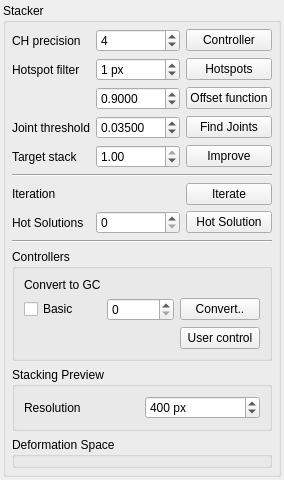
The window that Stacker/StackerWidget.ui (HonghuaLi/stacker) describes before a commit, drawn with Qt 5.
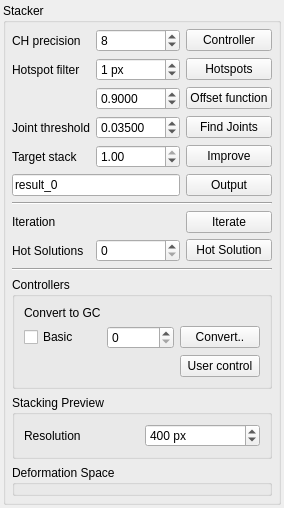
The same window after the commit.

Commit message: Output code for paper. ConvexHull hack.

What changed in the file:
```diff
--- a/Stacker/StackerWidget.ui
+++ b/Stacker/StackerWidget.ui
@@ -7,7 +7,7 @@
     <x>0</x>
     <y>0</y>
     <width>257</width>
-    <height>436</height>
+    <height>465</height>
    </rect>
   </property>
   <property name="sizePolicy">
@@ -47,7 +47,7 @@
       <property name="spacing">
        <number>6</number>
       </property>
-      <item row="17" column="0" colspan="3">
+      <item row="18" column="0" colspan="3">
        <widget class="QGroupBox" name="previewBox">
         <property name="title">
          <string>Stacking Preview</string>
@@ -126,7 +126,7 @@
       <item row="1" column="1">
        <widget class="QSpinBox" name="chPrecision">
         <property name="value">
-         <number>4</number>
+         <number>8</number>
         </property>
        </widget>
       </item>
@@ -156,35 +156,35 @@
         </property>
        </widget>
       </item>
-      <item row="10" column="0">
+      <item row="11" column="0">
        <widget class="QLabel" name="label_4">
         <property name="text">
          <string>Iteration</string>
         </property>
        </widget>
       </item>
-      <item row="11" column="2">
+      <item row="12" column="2">
        <widget class="QPushButton" name="hotSolutionButton">
         <property name="text">
          <string>Hot Solution</string>
         </property>
        </widget>
       </item>
-      <item row="11" column="1">
+      <item row="12" column="1">
        <widget class="QSpinBox" name="hsID">
         <property name="maximum">
          <number>10000</number>
         </property>
        </widget>
       </item>
-      <item row="11" column="0">
+      <item row="12" column="0">
        <widget class="QLabel" name="label_5">
         <property name="text">
          <string>Hot Solutions</string>
         </property>
        </widget>
       </item>
-      <item row="16" column="0" colspan="3">
+      <item row="17" column="0" colspan="3">
        <widget class="QGroupBox" name="controllersPanel">
         <property name="title">
          <string>Controllers</string>
@@ -227,7 +227,7 @@
         </layout>
        </widget>
       </item>
-      <item row="18" column="0" colspan="3">
+      <item row="19" column="0" colspan="3">
        <widget class="QGroupBox" name="controllerDeformerPanel">
         <property name="title">
          <string>Deformation Space</string>
@@ -264,14 +264,14 @@
         </property>
        </widget>
       </item>
-      <item row="8" column="0" colspan="3">
+      <item row="9" column="0" colspan="3">
        <widget class="Line" name="line">
         <property name="orientation">
          <enum>Qt::Horizontal</enum>
         </property>
        </widget>
       </item>
-      <item row="10" column="2">
+      <item row="11" column="2">
        <widget class="QPushButton" name="iterateButton">
         <property name="text">
          <string>Iterate</string>
@@ -311,13 +311,27 @@
         </property>
        </widget>
       </item>
-      <item row="12" column="0" colspan="3">
+      <item row="13" column="0" colspan="3">
        <widget class="Line" name="line_2">
         <property name="orientation">
          <enum>Qt::Horizontal</enum>
         </property>
        </widget>
       </item>
+      <item row="7" column="2">
+       <widget class="QPushButton" name="outputButton">
+        <property name="text">
+         <string>Output</string>
+        </property>
+       </widget>
+      </item>
+      <item row="7" column="0" colspan="2">
+       <widget class="QLineEdit" name="outputFileName">
+        <property name="text">
+         <string>result_0</string>
+        </property>
+       </widget>
+      </item>
      </layout>
     </widget>
    </item>
```
The commit also changes 12 other files.
